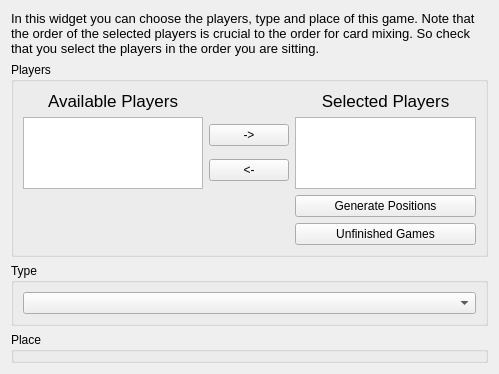
The window that src/Gui/Wizards/NewGame/livegamegeneraloptionswidget.ui (lbproductions/ProjectStats) describes before a commit, drawn with Qt 5.
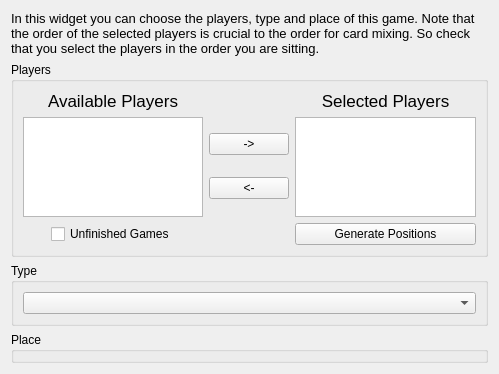
The same window after the commit.

```diff
--- a/src/Gui/Wizards/NewGame/livegamegeneraloptionswidget.ui
+++ b/src/Gui/Wizards/NewGame/livegamegeneraloptionswidget.ui
@@ -104,12 +104,45 @@
         </property>
        </widget>
       </item>
-      <item row="3" column="2">
-       <widget class="QPushButton" name="pushButton">
-        <property name="text">
-         <string>Unfinished Games</string>
-        </property>
-       </widget>
+      <item row="2" column="0">
+       <layout class="QHBoxLayout" name="horizontalLayout">
+        <item>
+         <spacer name="horizontalSpacer_2">
+          <property name="orientation">
+           <enum>Qt::Horizontal</enum>
+          </property>
+          <property name="sizeHint" stdset="0">
+           <size>
+            <width>40</width>
+            <height>20</height>
+           </size>
+          </property>
+         </spacer>
+        </item>
+        <item>
+         <widget class="QCheckBox" name="checkBox">
+          <property name="layoutDirection">
+           <enum>Qt::LeftToRight</enum>
+          </property>
+          <property name="text">
+           <string>Unfinished Games</string>
+          </property>
+         </widget>
+        </item>
+        <item>
+         <spacer name="horizontalSpacer">
+          <property name="orientation">
+           <enum>Qt::Horizontal</enum>
+          </property>
+          <property name="sizeHint" stdset="0">
+           <size>
+            <width>40</width>
+            <height>20</height>
+           </size>
+          </property>
+         </spacer>
+        </item>
+       </layout>
       </item>
      </layout>
     </widget>
```
Left out of the diff: 1 changed line with no effect on the pictures.
